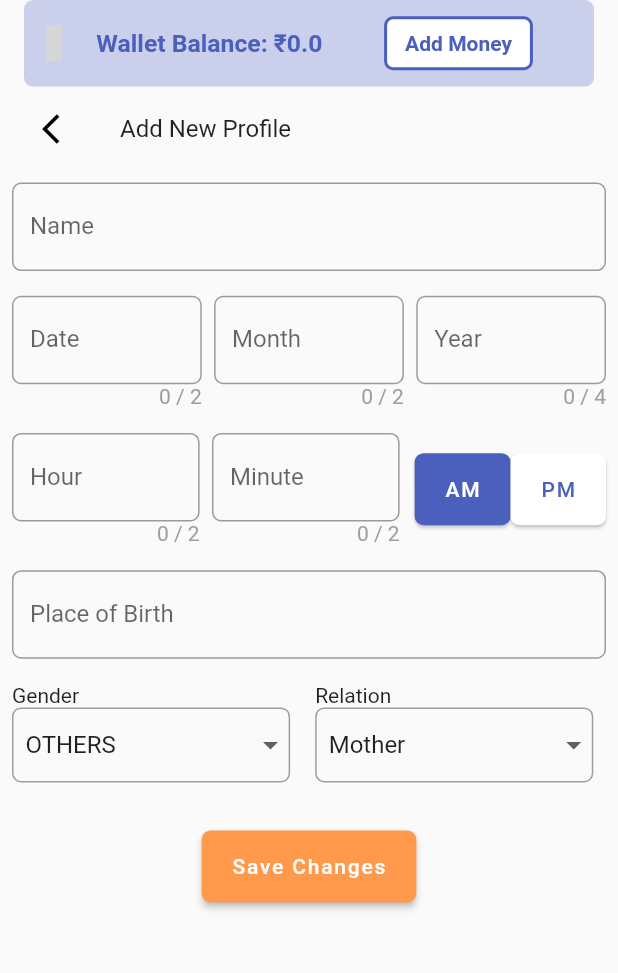
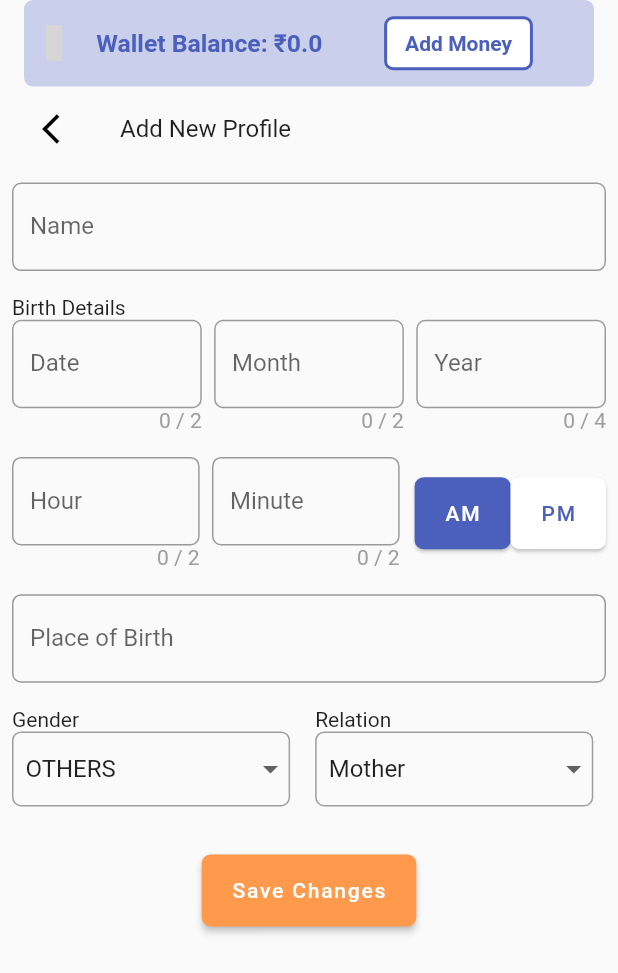
Before and after one commit to jonathanjohn47/astro_tak, a Flutter app: the FriendsAndFamily screen opened directly, after a tap on "Add New Profile", on a phone screen of 412 x 824 dp. Shown: the top 973 px of the screen. Run offline on Flutter 3.47's test engine with Material 2 defaults, Android fonts, the phone set to English and light mode, and no system bars; our stand-ins replace get, material_design_icons_flutter; network calls fail; grey boxes are pictures that could not be loaded.

Commit message:
minor changes.

```diff
--- a/lib/features/home/ui/activities/friends_and_family.dart
+++ b/lib/features/home/ui/activities/friends_and_family.dart
@@ -315,6 +315,9 @@ class FriendsAndFamily extends StatelessWidget {
                                     SizedBox(
                                       height: Get.height * 0.02,
                                     ),
+                                    Wrap(
+                                      children: [
+                                        Text('Birth Details'),
                                         Obx(() {
                                           return Row(
                                             children: [
@@ -480,6 +483,8 @@ class FriendsAndFamily extends StatelessWidget {
                                             ],
                                           );
                                         }),
+                                      ],
+                                    ),
                                     SizedBox(
                                       height: Get.height * 0.02,
                                     ),
```
Lines whose indentation alone changed are shown as unchanged.
